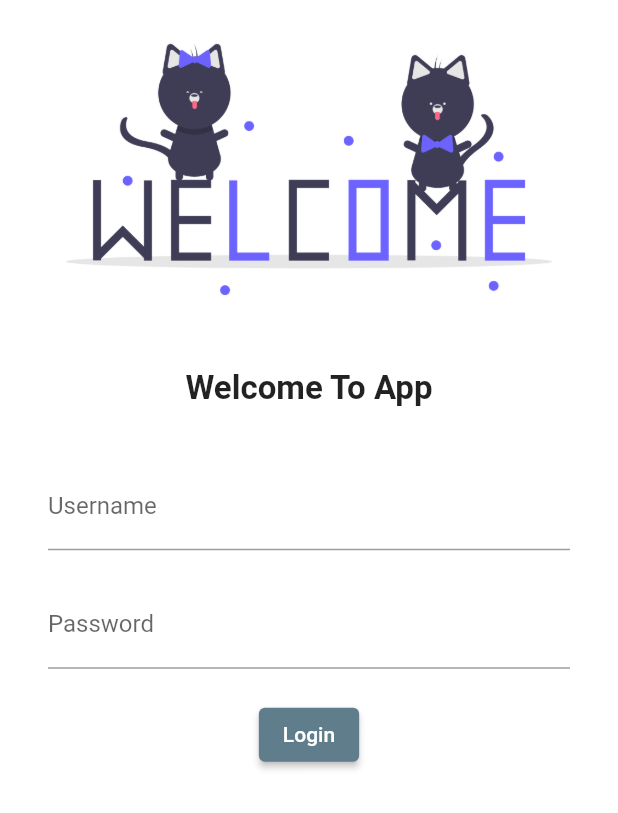
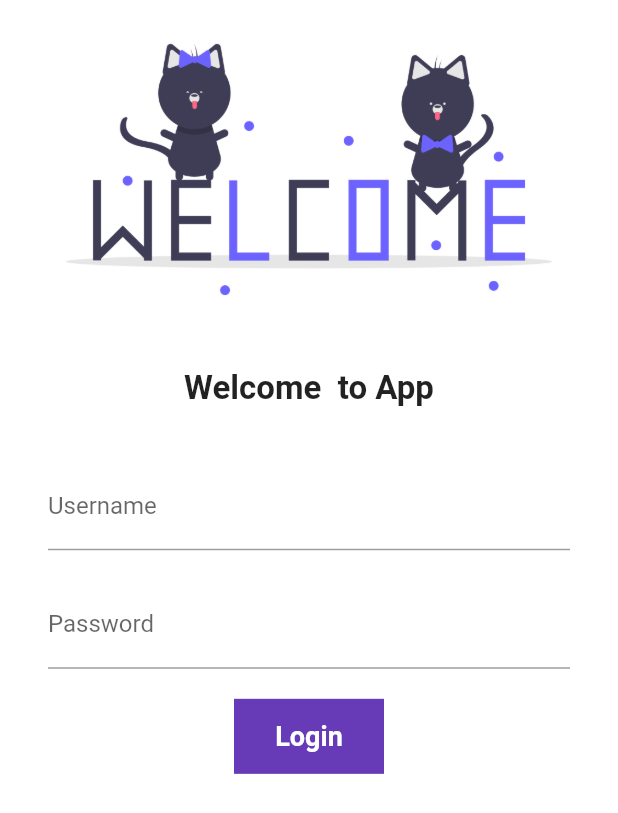
Before and after one commit to Shikhar12233456/flutterproject, a Flutter app: the screen it shows after launch, on a phone screen of 412 x 824 dp. Shown: the top 813 px of the screen. Run offline on Flutter 3.47's test engine with Material 2 defaults, Android fonts, the phone set to English and light mode, and no system bars.

Commit message:
Day-3 complete

```diff
--- a/lib/main.dart
+++ b/lib/main.dart
@@ -1,4 +1,5 @@
 import 'package:first_flutter_project/screens/LoginPage.dart';
+import 'package:first_flutter_project/utils/routes.dart';
 import 'package:flutter/material.dart';
 
 import 'screens/Homepage.dart';
@@ -17,7 +18,8 @@ class MyApp extends StatelessWidget {
       theme: ThemeData(primarySwatch: Colors.blueGrey),
       routes: {
         "/": (context) => LoginPage(),
-        "/Login": (context) => LoginPage()
+        Myroutes.homeRoute:(context) => Homepage(),
+        Myroutes.loginRoute: (context) => LoginPage()
       },
     );
   }
--- a/lib/screens/LoginPage.dart
+++ b/lib/screens/LoginPage.dart
@@ -1,19 +1,33 @@
+// ignore_for_file: sort_child_properties_last
+
+import 'package:first_flutter_project/utils/routes.dart';
 import 'package:flutter/material.dart';
 
-class LoginPage extends StatelessWidget {
+class LoginPage extends StatefulWidget {
+  @override
+  State<LoginPage> createState() => _LoginPageState();
+}
+
+class _LoginPageState extends State<LoginPage> {
+  bool changebutton = false;
+  String name = "";
   @override
   Widget build(BuildContext context) {
     return Material(
         color: Colors.white,
+        child: SingleChildScrollView(
           child: Column(
             children: [
-        Image.asset('assets/images/Login_welcome.png',fit: BoxFit.scaleDown,),
+              Image.asset(
+                'assets/images/Login_welcome.png',
+                fit: BoxFit.scaleDown,
+              ),
               const SizedBox(
                 height: 20.0,
               ),
-        const Text(
-          "Welcome To App",
-          style: TextStyle(
+              Text(
+                "Welcome $name to App",
+                style: const TextStyle(
                   fontSize: 22,
                   fontWeight: FontWeight.bold,
                 ),
@@ -22,7 +36,8 @@ class LoginPage extends StatelessWidget {
                 height: 20.0,
               ),
               Padding(
-          padding: const EdgeInsets.symmetric(vertical:16.0,horizontal: 32.0),
+                padding: const EdgeInsets.symmetric(
+                    vertical: 16.0, horizontal: 32.0),
                 child: Column(
                   children: [
                     TextFormField(
@@ -31,6 +46,10 @@ class LoginPage extends StatelessWidget {
                         hintText: "Enter User name",
                         labelText: "Username",
                       ),
+                      onChanged: (value) {
+                        name = value;
+                        setState(() {});
+                      },
                     ),
                     const SizedBox(
                       height: 20.0,
@@ -47,15 +66,55 @@ class LoginPage extends StatelessWidget {
                       height: 20.0,
                     ),
 
-          ElevatedButton(
-            onPressed: (){},
-            style: TextButton.styleFrom(),
-            child: const Text("Login")
+                    InkWell(
+                      onTap: () {
+                        setState(() {
+                          changebutton = true;
+                        });
+                        Future.delayed(const Duration(seconds: 1));
+                        Navigator.pushNamed(context, Myroutes.homeRoute);
+                      },
+                      child: AnimatedContainer(
+                        duration: const Duration(seconds: 1),
+
+                        width: changebutton ? 50 : 100,
+                        height: 50,
+                        alignment: Alignment.center,
+                        // ignore: prefer_const_constructors
+                        child: changebutton
+                            ? const Icon(
+                                Icons.done,
+                                color: Colors.white,
                               )
+                            : const Text(
+                                "Login",
+                                // ignore: prefer_const_constructors
+                                style: TextStyle(
+                                    color: Colors.white,
+                                    fontWeight: FontWeight.bold,
+                                    fontSize: 18),
+                              ),
+                        decoration: BoxDecoration(
+                          color: Colors.deepPurple,
+                          shape: changebutton
+                              ? BoxShape.circle
+                              : BoxShape.rectangle,
+                        ),
+                      ),
+                    ),
+
+                    // ElevatedButton(
+                    //     onPressed: () {
+                    //       Navigator.pushNamed(context, Myroutes.homeRoute);
+                    //     },
+                    //     style: TextButton.styleFrom(
+                    //         minimumSize: const Size(100, 50)),
+                    //     child: const Text("Login"))
                   ],
                 ),
               )
             ],
+          ),
         ));
   }
 }
--- /dev/null
+++ b/lib/utils/routes.dart
@@ -0,0 +1,4 @@
+class Myroutes {
+  static String loginRoute = "/login";
+  static String homeRoute = "/home";
+}
```
Also changed, not shown: pubspec.lock, 1 other file. Lines whose indentation alone changed are shown as unchanged.
